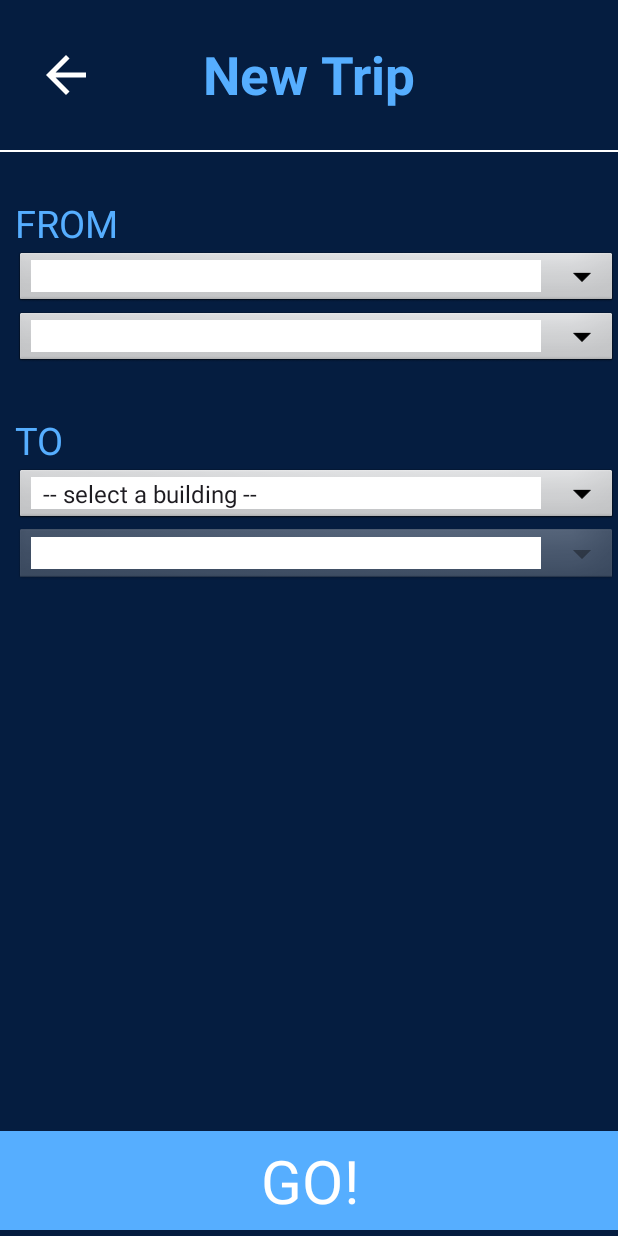
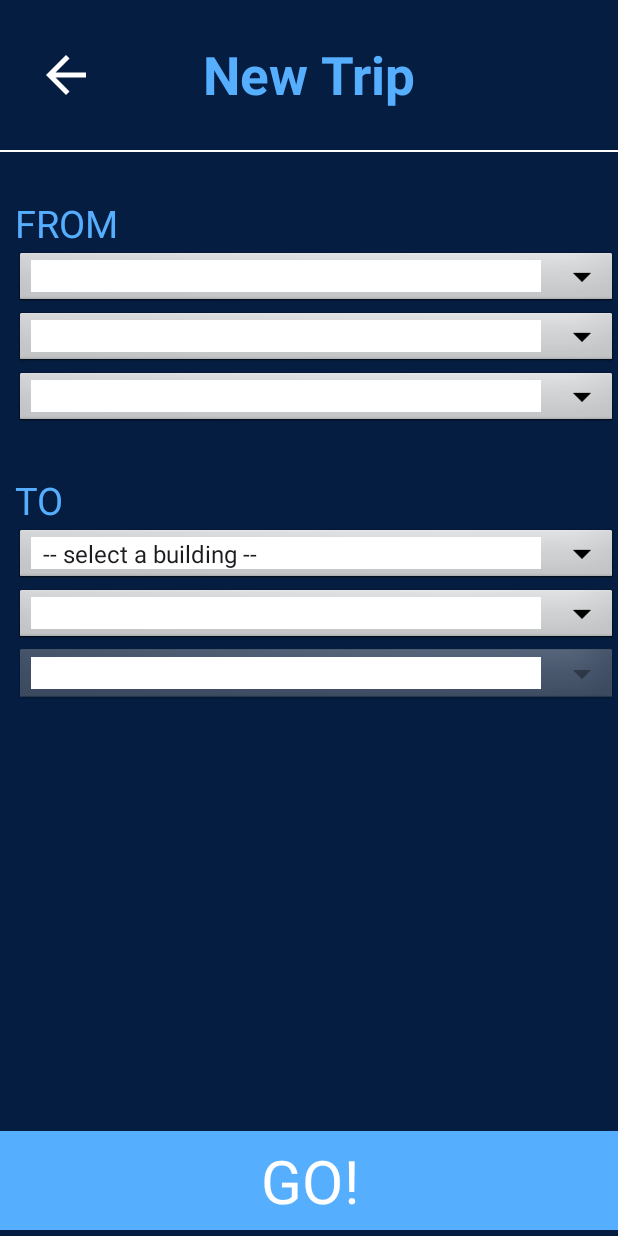
Before and after one commit to diegoac2/accessimap, an Android app: the NewTripActivity screen opened directly, with no data from a screen before it, on a phone screen of 412 x 824 dp. Run offline under Robolectric (Android 15) with nearby library versions, the light colour scheme and no system bars; Roboto replaces fonts that are not available here.

```diff
--- a/app/src/main/res/layout/activity_new_trip.xml
+++ b/app/src/main/res/layout/activity_new_trip.xml
@@ -57,6 +57,15 @@
         </Spinner>
 
         <Spinner
+            android:id="@+id/room_type_spinner_from"
+            style="@style/AutoCompleteText"
+            android:layout_width="match_parent"
+            android:layout_height="40sp"
+            android:background="@drawable/spinner_background"
+            android:prompt="@string/type">
+        </Spinner>
+
+        <Spinner
             android:id="@+id/room_spinner_from"
             style="@style/AutoCompleteText"
             android:layout_width="match_parent"
@@ -79,6 +88,15 @@
             android:layout_width="match_parent"
             android:layout_height="40sp"
             android:prompt="@string/building">
+        </Spinner>
+
+        <Spinner
+            android:id="@+id/room_type_spinner_to"
+            style="@style/AutoCompleteText"
+            android:layout_width="match_parent"
+            android:layout_height="40sp"
+            android:background="@drawable/spinner_background"
+            android:prompt="@string/type">
         </Spinner>
 
         <Spinner
--- a/app/src/main/res/values/strings.xml
+++ b/app/src/main/res/values/strings.xml
@@ -16,6 +16,7 @@
     <string name="make_new_trip">New Trip</string>
     <string name="back">BACK</string>
     <string name="building">Enter Building Name</string>
+    <string name="type">Select Type of Location</string>
     <string name="roomnum">Enter Room Number</string>
     <string name="route_ramps">Route with Ramps</string>
     <string name="route_elevators">Route with Elevators</string>
```
Also changed, not shown: app/src/main/res/layout/activity_indoor_nav.xml (+27 -15 lines).
